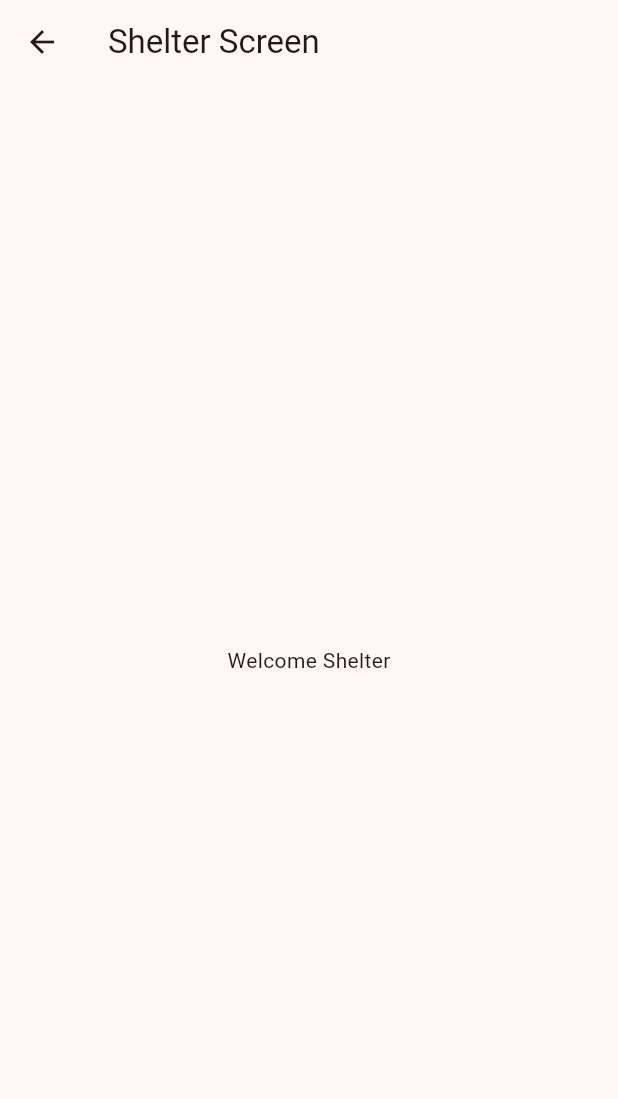
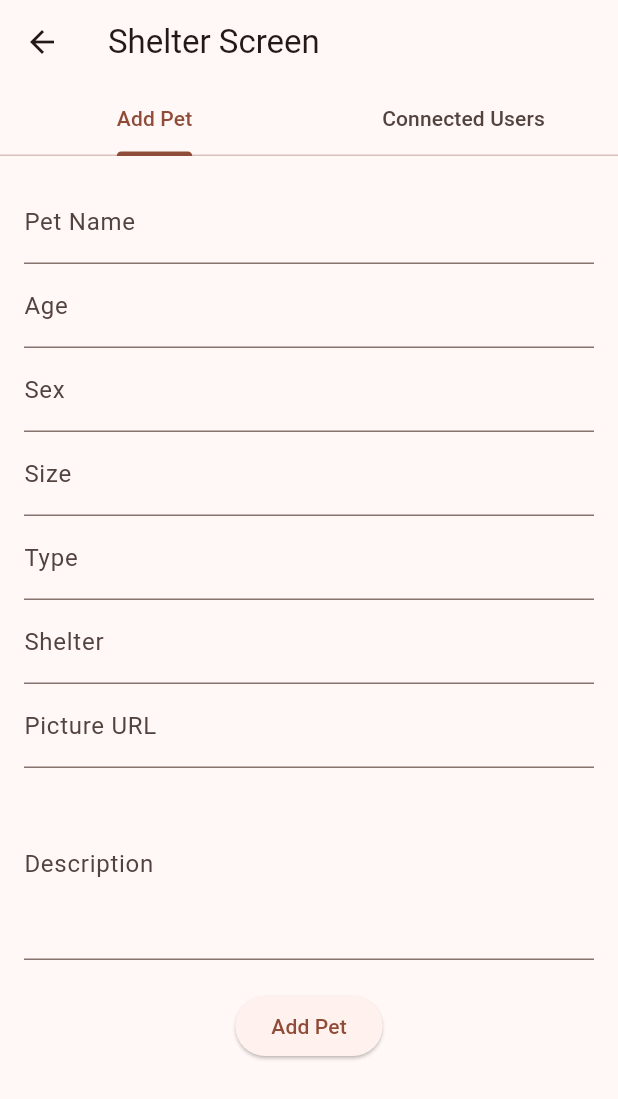
Before and after one commit to cowleyjo/BoilerMake2025, a Flutter app: the ShelterScreen screen opened directly, on a phone screen of 412 x 824 dp. Shown: the top 1099 px of the screen. Run offline on Flutter 3.47's test engine with Material 3 defaults, Android fonts, the phone set to English and light mode, and no system bars.

Commit message:
Added add_pet

```diff
--- a/rescu_front_end/lib/main2.dart
+++ b/rescu_front_end/lib/main2.dart
@@ -157,25 +157,35 @@ class _LoginScreenState extends State<LoginScreen> {
   }
 }
 
-
-
 class CreateAccountScreen extends StatefulWidget {
   @override
   _CreateAccountScreenState createState() => _CreateAccountScreenState();
 }
 
 class _CreateAccountScreenState extends State<CreateAccountScreen> {
-  final TextEditingController _usernameController = TextEditingController();
-  final TextEditingController _passwordController = TextEditingController();
-  final TextEditingController _locationController = TextEditingController();
-  String _userType = 'Adopter'; // Default value
+  final _usernameController = TextEditingController();
+  final _passwordController = TextEditingController();
+  final _emailController = TextEditingController();  // New controller for email
+  final _locationController = TextEditingController();
 
-  // Function to send the POST request to create the user
+  // Define the user type dropdown
+  String? _userType = 'Adopter';  // Default to Adopter
 
+  @override
+  void dispose() {
+    _usernameController.dispose();
+    _passwordController.dispose();
+    _emailController.dispose();  // Dispose email controller
+    _locationController.dispose();
+    super.dispose();
+  }
+
+  // Handle creating the user (this could be expanded to make a DB insert)
   Future<void> _createAccount() async {
     String username = _usernameController.text;
     String password = _passwordController.text;
     String location = _locationController.text;
+    String contact = _emailController.text;
 
     if (username.isNotEmpty && password.isNotEmpty && location.isNotEmpty) {
       final String backendUrl = 'http://127.0.0.1:5000/make-user';
@@ -187,8 +197,9 @@ Future<void> _createAccount() async {
           body: {
             'username': username,
             'password': password,
-          'type': _userType,
+            'type': _userType ?? 'Adopter',  // Default to Adopter if no type selected
             'location': location,
+            'contact': contact,
           },
         );
 
@@ -218,35 +229,43 @@ Future<void> _createAccount() async {
     }
   }
 
-
   @override
   Widget build(BuildContext context) {
     return Scaffold(
       appBar: AppBar(title: Text("Create Account")),
       body: Padding(
-        padding: EdgeInsets.all(16.0),
+        padding: const EdgeInsets.all(16.0),
         child: Column(
-          mainAxisAlignment: MainAxisAlignment.center,
+          crossAxisAlignment: CrossAxisAlignment.start,
           children: [
+            // Username field
             TextField(
               controller: _usernameController,
-              decoration: InputDecoration(labelText: "Username"),
+              decoration: InputDecoration(labelText: 'Username'),
             ),
+            // Password field
             TextField(
               controller: _passwordController,
-              decoration: InputDecoration(labelText: "Password"),
+              decoration: InputDecoration(labelText: 'Password'),
               obscureText: true,
             ),
+            // Email field (new input)
+            TextField(
+              controller: _emailController,
+              decoration: InputDecoration(labelText: 'Email'),
+              keyboardType: TextInputType.emailAddress,
+            ),
+            // Location field
             TextField(
               controller: _locationController,
-              decoration: InputDecoration(labelText: "Location"),
+              decoration: InputDecoration(labelText: 'Location'),
             ),
-            SizedBox(height: 20),
+            // User Type dropdown menu
             DropdownButton<String>(
               value: _userType,
               onChanged: (String? newValue) {
                 setState(() {
-                  _userType = newValue!;
+                  _userType = newValue;
                 });
               },
               items: <String>['Adopter', 'Shelter']
@@ -260,7 +279,7 @@ Future<void> _createAccount() async {
             SizedBox(height: 20),
             ElevatedButton(
               onPressed: _createAccount,
-              child: Text("Create Account"),
+              child: Text('Create Account'),
             ),
           ],
         ),
@@ -398,12 +417,141 @@ class _AdopterScreenState extends State<AdopterScreen> with SingleTickerProvider
 }
 
 // Shelter Screen
-class ShelterScreen extends StatelessWidget {
+class ShelterScreen extends StatefulWidget {
+  @override
+  _ShelterScreenState createState() => _ShelterScreenState();
+}
+
+class _ShelterScreenState extends State<ShelterScreen> with SingleTickerProviderStateMixin {
+  // Controller for the tabs
+  late TabController _tabController;
+
+  // Variables for pet input fields
+  final _petNameController = TextEditingController();
+  final _ageController = TextEditingController();
+  final _sexController = TextEditingController();
+  final _sizeController = TextEditingController();
+  final _typeController = TextEditingController();
+  final _shelterController = TextEditingController();
+  final _picController = TextEditingController();
+  final _descriptionController = TextEditingController();
+
+  @override
+  void initState() {
+    super.initState();
+    _tabController = TabController(length: 2, vsync: this); // Two tabs
+  }
+
+  @override
+  void dispose() {
+    _tabController.dispose();
+    _petNameController.dispose();
+    _ageController.dispose();
+    _sexController.dispose();
+    _sizeController.dispose();
+    _typeController.dispose();
+    _shelterController.dispose();
+    _picController.dispose();
+    _descriptionController.dispose();
+    super.dispose();
+  }
+
+  // Placeholder screen for connected users tab
+  Widget connectedUsersScreen() {
+    return Center(
+      child: Text('List of users who have connected to animals will appear here.'),
+    );
+  }
+
+  // Add Pet screen with form fields
+  Widget addPetScreen() {
+    return Padding(
+      padding: const EdgeInsets.all(16.0),
+      child: Column(
+        children: [
+          // Pet Name Input
+          TextField(
+            controller: _petNameController,
+            decoration: InputDecoration(labelText: 'Pet Name'),
+          ),
+          // Age Input
+          TextField(
+            controller: _ageController,
+            decoration: InputDecoration(labelText: 'Age'),
+            keyboardType: TextInputType.number,
+          ),
+          // Sex Input
+          TextField(
+            controller: _sexController,
+            decoration: InputDecoration(labelText: 'Sex'),
+          ),
+          // Size Input
+          TextField(
+            controller: _sizeController,
+            decoration: InputDecoration(labelText: 'Size'),
+          ),
+          // Type Input
+          TextField(
+            controller: _typeController,
+            decoration: InputDecoration(labelText: 'Type'),
+          ),
+          // Shelter Input
+          TextField(
+            controller: _shelterController,
+            decoration: InputDecoration(labelText: 'Shelter'),
+          ),
+          // Picture URL Input
+          TextField(
+            controller: _picController,
+            decoration: InputDecoration(labelText: 'Picture URL'),
+          ),
+          // Description Input
+          TextField(
+            controller: _descriptionController,
+            decoration: InputDecoration(labelText: 'Description'),
+            maxLines: 4,
+          ),
+          SizedBox(height: 20),
+          ElevatedButton(
+            onPressed: () {
+              // Logic to handle adding pet
+              print('Pet Name: ${_petNameController.text}');
+              print('Age: ${_ageController.text}');
+              print('Sex: ${_sexController.text}');
+              print('Size: ${_sizeController.text}');
+              print('Type: ${_typeController.text}');
+              print('Shelter: ${_shelterController.text}');
+              print('Pic URL: ${_picController.text}');
+              print('Description: ${_descriptionController.text}');
+              // You can add code here to save the pet info, etc.
+            },
+            child: Text('Add Pet'),
+          ),
+        ],
+      ),
+    );
+  }
+
   @override
   Widget build(BuildContext context) {
     return Scaffold(
-      appBar: AppBar(title: Text("Shelter Screen")),
-      body: Center(child: Text("Welcome Shelter")),
+      appBar: AppBar(
+        title: Text('Shelter Screen'),
+        bottom: TabBar(
+          controller: _tabController,
+          tabs: [
+            Tab(text: 'Add Pet'),
+            Tab(text: 'Connected Users'), // New tab for connected users
+          ],
+        ),
+      ),
+      body: TabBarView(
+        controller: _tabController,
+        children: [
+          addPetScreen(),
+          connectedUsersScreen(), // Connected Users tab
+        ],
+      ),
     );
   }
 }
```
Lines whose indentation alone changed are shown as unchanged.
